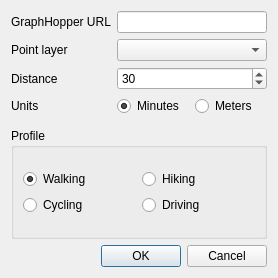
This is EdPlanning/resources/ui/main.ui in iiepdev/school-catchment-plugin as Qt 5 draws it before an edit. The edited form follows.
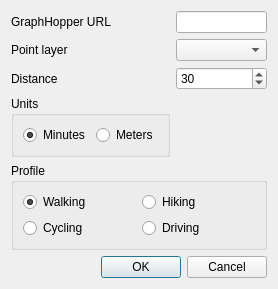
This is the edited form. Custom widgets are drawn as their Qt base class.

Commit message: Fix get_radiobtn_name

```diff
--- a/EdPlanning/resources/ui/main.ui
+++ b/EdPlanning/resources/ui/main.ui
@@ -71,13 +71,10 @@
           </widget>
          </item>
          <item row="3" column="0">
-          <widget class="QLabel" name="label_units">
-           <property name="text">
+          <widget class="QGroupBox" name="groupbox_units">
+           <property name="title">
             <string>Units</string>
            </property>
-          </widget>
-         </item>
-         <item row="3" column="1">
           <layout class="QHBoxLayout" name="hlayout_units">
            <item>
             <widget class="QRadioButton" name="radiobtn_mins">
@@ -97,6 +94,7 @@
             </widget>
            </item>
           </layout>
+          </widget>
          </item>
         </layout>
        </item>
```
Lines whose indentation alone changed are shown as unchanged. The commit also changes 1 other file.
